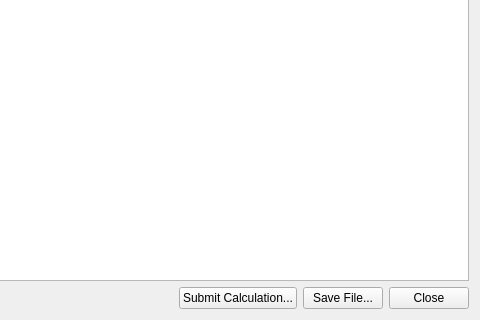
Qt form avogadro/qtplugins/gamessinput/gamessinputdialog.ui (OpenChemistry/avogadrolibs) before a commit; both pictures show x 305 to 785 and y 340 to 660 of the 785 by 660 pixel window.
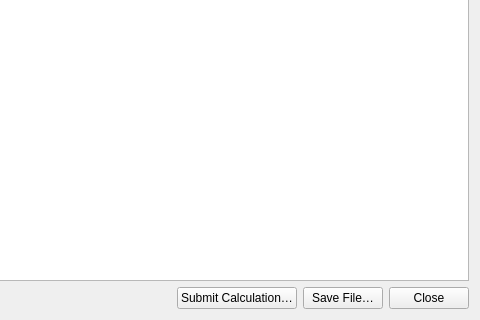
The same form after that commit.

What changed in the file:
```diff
--- a/avogadro/qtplugins/gamessinput/gamessinputdialog.ui
+++ b/avogadro/qtplugins/gamessinput/gamessinputdialog.ui
@@ -285,14 +285,14 @@
      <item>
       <widget class="QPushButton" name="computeButton">
        <property name="text">
-        <string>Submit Calculation...</string>
+        <string>Submit Calculation…</string>
        </property>
       </widget>
      </item>
      <item>
       <widget class="QPushButton" name="generateButton">
        <property name="text">
-        <string>Save File...</string>
+        <string>Save File…</string>
        </property>
       </widget>
      </item>
```
